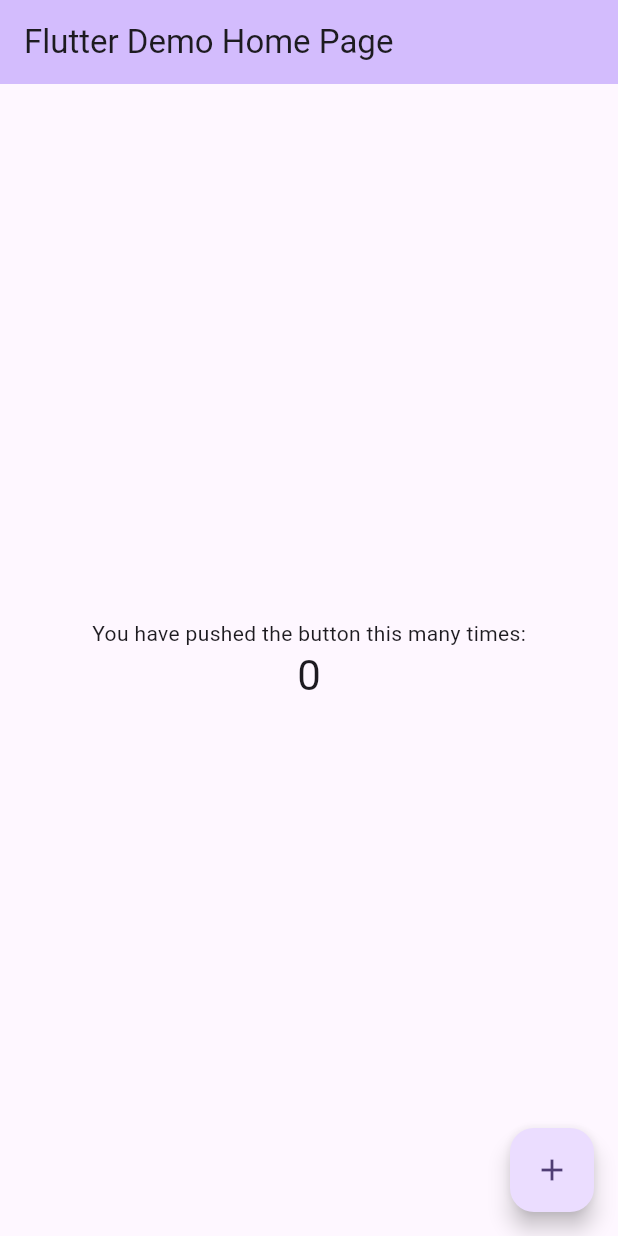
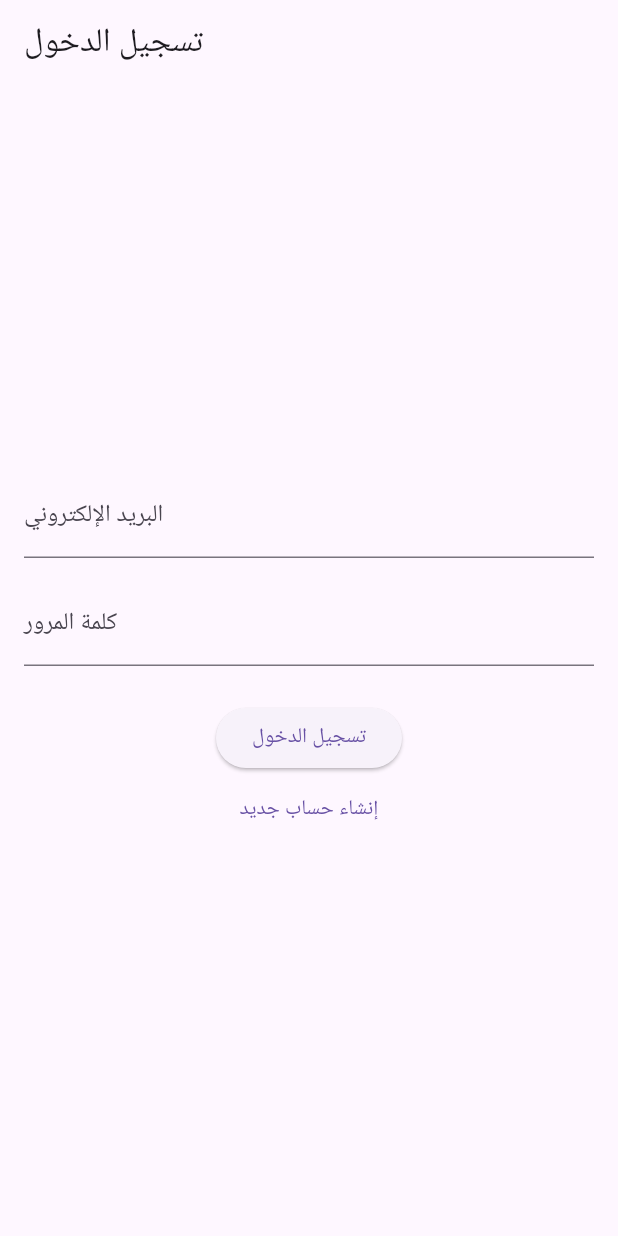
Before and after one commit to BuildFlow-GP/BuildFlow-Frontend, a Flutter app: the screen it shows after launch, on a phone screen of 412 x 824 dp. Run offline on Flutter 3.47's test engine with Material 3 defaults, Android fonts, the light colour scheme and no system bars.

Commit message:
Basic sign in screen

```diff
--- /dev/null
+++ b/lib/app.dart
@@ -0,0 +1,19 @@
+import 'package:flutter/material.dart';
+import 'features/auth/presentation/screens/signin_screen.dart';
+
+void main() {
+  runApp(const MyApp());
+}
+
+class MyApp extends StatelessWidget {
+  const MyApp({super.key});
+
+  @override
+  Widget build(BuildContext context) {
+    return MaterialApp(
+      debugShowCheckedModeBanner: false,
+      title: 'Sign In',
+      home: const SignInScreen(),
+    );
+  }
+}
--- /dev/null
+++ b/lib/features/auth/presentation/screens/signin_screen.dart
@@ -0,0 +1,41 @@
+import 'package:flutter/material.dart';
+
+class SignInScreen extends StatelessWidget {
+  const SignInScreen({super.key});
+
+  @override
+  Widget build(BuildContext context) {
+    return Scaffold(
+      appBar: AppBar(title: const Text('تسجيل الدخول')),
+      body: Padding(
+        padding: const EdgeInsets.all(16.0),
+        child: Column(
+          mainAxisAlignment: MainAxisAlignment.center,
+          children: [
+            TextFormField(
+              decoration: const InputDecoration(labelText: 'البريد الإلكتروني'),
+            ),
+            const SizedBox(height: 16),
+            TextFormField(
+              decoration: const InputDecoration(labelText: 'كلمة المرور'),
+              obscureText: true,
+            ),
+            const SizedBox(height: 24),
+            ElevatedButton(
+              onPressed: () {
+                // من هنا يتم إرسال البيانات إلى الباك إند
+              },
+              child: const Text('تسجيل الدخول'),
+            ),
+            TextButton(
+              onPressed: () {
+                // التنقل إلى صفحة التسجيل
+              },
+              child: const Text('إنشاء حساب جديد'),
+            ),
+          ],
+        ),
+      ),
+    );
+  }
+}
--- a/lib/main.dart
+++ b/lib/main.dart
@@ -1,123 +1,6 @@
 import 'package:flutter/material.dart';
+import 'app.dart'; // Import the actual app configuration
 
-// changes
 void main() {
   runApp(const MyApp());
 }
-
-class MyApp extends StatelessWidget {
-  const MyApp({super.key});
-
-  // This widget is the root of your application.
-  @override
-  Widget build(BuildContext context) {
-    return MaterialApp(
-      title: 'Flutter Demo',
-      theme: ThemeData(
-        // This is the theme of your application.
-        //
-        // TRY THIS: Try running your application with "flutter run". You'll see
-        // the application has a purple toolbar. Then, without quitting the app,
-        // try changing the seedColor in the colorScheme below to Colors.green
-        // and then invoke "hot reload" (save your changes or press the "hot
-        // reload" button in a Flutter-supported IDE, or press "r" if you used
-        // the command line to start the app).
-        //
-        // Notice that the counter didn't reset back to zero; the application
-        // state is not lost during the reload. To reset the state, use hot
-        // restart instead.
-        //
-        // This works for code too, not just values: Most code changes can be
-        // tested with just a hot reload.
-        colorScheme: ColorScheme.fromSeed(seedColor: Colors.deepPurple),
-      ),
-      home: const MyHomePage(title: 'Flutter Demo Home Page'),
-    );
-  }
-}
-
-class MyHomePage extends StatefulWidget {
-  const MyHomePage({super.key, required this.title});
-
-  // This widget is the home page of your application. It is stateful, meaning
-  // that it has a State object (defined below) that contains fields that affect
-  // how it looks.
-
-  // This class is the configuration for the state. It holds the values (in this
-  // case the title) provided by the parent (in this case the App widget) and
-  // used by the build method of the State. Fields in a Widget subclass are
-  // always marked "final".
-
-  final String title;
-
-  @override
-  State<MyHomePage> createState() => _MyHomePageState();
-}
-
-class _MyHomePageState extends State<MyHomePage> {
-  int _counter = 0;
-
-  void _incrementCounter() {
-    setState(() {
-      // This call to setState tells the Flutter framework that something has
-      // changed in this State, which causes it to rerun the build method below
-      // so that the display can reflect the updated values. If we changed
-      // _counter without calling setState(), then the build method would not be
-      // called again, and so nothing would appear to happen.
-      _counter++;
-    });
-  }
-
-  @override
-  Widget build(BuildContext context) {
-    // This method is rerun every time setState is called, for instance as done
-    // by the _incrementCounter method above.
-    //
-    // The Flutter framework has been optimized to make rerunning build methods
-    // fast, so that you can just rebuild anything that needs updating rather
-    // than having to individually change instances of widgets.
-    return Scaffold(
-      appBar: AppBar(
-        // TRY THIS: Try changing the color here to a specific color (to
-        // Colors.amber, perhaps?) and trigger a hot reload to see the AppBar
-        // change color while the other colors stay the same.
-        backgroundColor: Theme.of(context).colorScheme.inversePrimary,
-        // Here we take the value from the MyHomePage object that was created by
-        // the App.build method, and use it to set our appbar title.
-        title: Text(widget.title),
-      ),
-      body: Center(
-        // Center is a layout widget. It takes a single child and positions it
-        // in the middle of the parent.
-        child: Column(
-          // Column is also a layout widget. It takes a list of children and
-          // arranges them vertically. By default, it sizes itself to fit its
-          // children horizontally, and tries to be as tall as its parent.
-          //
-          // Column has various properties to control how it sizes itself and
-          // how it positions its children. Here we use mainAxisAlignment to
-          // center the children vertically; the main axis here is the vertical
-          // axis because Columns are vertical (the cross axis would be
-          // horizontal).
-          //
-          // TRY THIS: Invoke "debug painting" (choose the "Toggle Debug Paint"
-          // action in the IDE, or press "p" in the console), to see the
-          // wireframe for each widget.
-          mainAxisAlignment: MainAxisAlignment.center,
-          children: <Widget>[
-            const Text('You have pushed the button this many times:'),
-            Text(
-              '$_counter',
-              style: Theme.of(context).textTheme.headlineMedium,
-            ),
-          ],
-        ),
-      ),
-      floatingActionButton: FloatingActionButton(
-        onPressed: _incrementCounter,
-        tooltip: 'Increment',
-        child: const Icon(Icons.add),
-      ), // This trailing comma makes auto-formatting nicer for build methods.
-    );
-  }
-}
```
Also changed, not shown: 2 other files.
